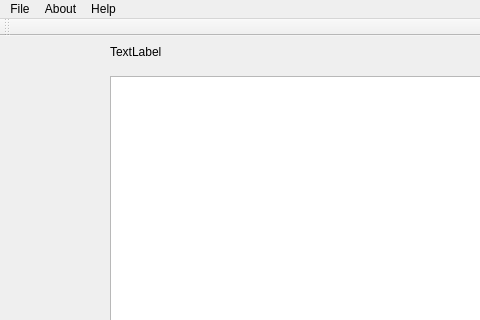
Before: the Qt Designer form Wedding/savelev_livitcki.ui in livitalek/curs, drawn with Qt 5; both pictures show x 0 to 480 and y 0 to 320 of the 1362 by 610 pixel window.
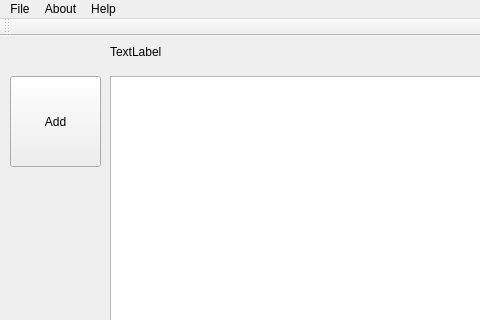
After: the same form once the commit is applied.

What changed in the file:
```diff
--- a/Wedding/savelev_livitcki.ui
+++ b/Wedding/savelev_livitcki.ui
@@ -37,6 +37,19 @@
      <string>TextLabel</string>
     </property>
    </widget>
+   <widget class="QPushButton" name="pushButton">
+    <property name="geometry">
+     <rect>
+      <x>10</x>
+      <y>40</y>
+      <width>91</width>
+      <height>91</height>
+     </rect>
+    </property>
+    <property name="text">
+     <string>Add</string>
+    </property>
+   </widget>
   </widget>
   <widget class="QMenuBar" name="menuBar">
    <property name="geometry">
```
